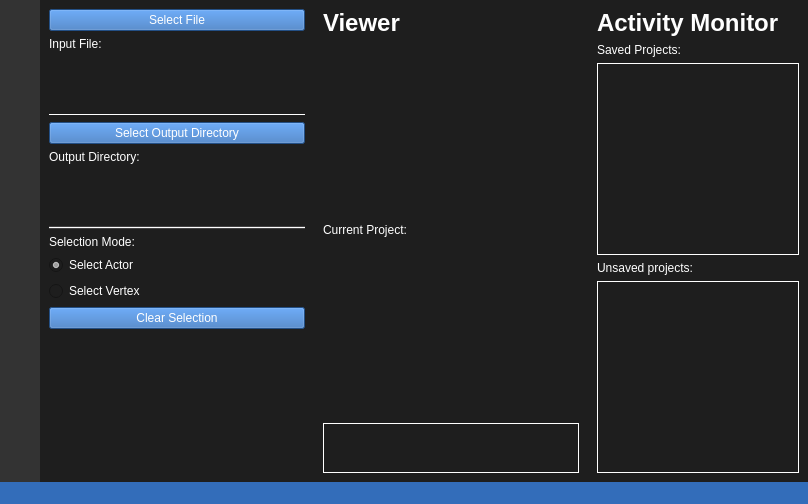
Old version of the form viewer_gui.ui in the repository danieljiang520/UMTRI_3DGUI.
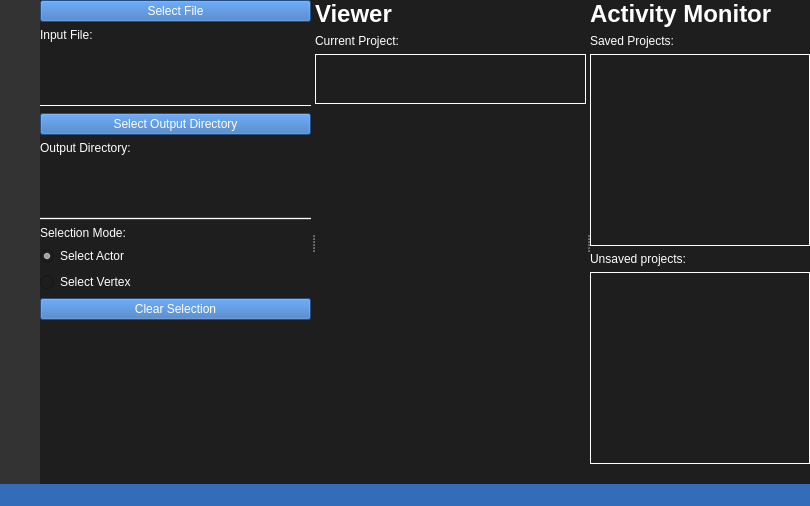
New version of the form. Icons and pictures are not drawn.

```diff
--- a/viewer_gui.ui
+++ b/viewer_gui.ui
@@ -2,6 +2,14 @@
 <ui version="4.0">
  <class>MainWindow</class>
  <widget class="QMainWindow" name="MainWindow">
+  <property name="geometry">
+   <rect>
+    <x>0</x>
+    <y>0</y>
+    <width>810</width>
+    <height>506</height>
+   </rect>
+  </property>
   <property name="font">
    <font>
     <family>Arial</family>
@@ -21,6 +29,12 @@
 </string>
   </property>
   <widget class="QWidget" name="centralwidget">
+   <property name="enabled">
+    <bool>true</bool>
+   </property>
+   <property name="layoutDirection">
+    <enum>Qt::LeftToRight</enum>
+   </property>
    <layout class="QHBoxLayout" name="horizontalLayout">
     <property name="spacing">
      <number>0</number>
@@ -38,7 +52,7 @@
      <number>0</number>
     </property>
     <item>
-     <widget class="QFrame" name="verticalFrame_menu">
+     <widget class="QWidget" name="verticalWidget_menu" native="true">
       <property name="maximumSize">
        <size>
         <width>40</width>
@@ -192,19 +206,29 @@
      </widget>
     </item>
     <item>
-     <widget class="QFrame" name="panel_left">
-      <property name="sizePolicy">
-       <sizepolicy hsizetype="Fixed" vsizetype="Preferred">
-        <horstretch>0</horstretch>
-        <verstretch>0</verstretch>
-       </sizepolicy>
+     <widget class="QSplitter" name="splitter_main">
+      <property name="orientation">
+       <enum>Qt::Horizontal</enum>
       </property>
+      <property name="opaqueResize">
+       <bool>true</bool>
+      </property>
+      <property name="childrenCollapsible">
+       <bool>true</bool>
+      </property>
+      <widget class="QWidget" name="panel_left" native="true">
       <layout class="QVBoxLayout" name="layout_left">
        <item>
         <widget class="QPushButton" name="pushButton_inputfile">
+          <property name="sizePolicy">
+           <sizepolicy hsizetype="Expanding" vsizetype="Fixed">
+            <horstretch>0</horstretch>
+            <verstretch>0</verstretch>
+           </sizepolicy>
+          </property>
          <property name="minimumSize">
           <size>
-           <width>200</width>
+            <width>0</width>
            <height>0</height>
           </size>
          </property>
@@ -237,7 +261,7 @@
        <item>
         <widget class="QTextBrowser" name="textBrowser_inputDir">
          <property name="sizePolicy">
-          <sizepolicy hsizetype="Fixed" vsizetype="Fixed">
+           <sizepolicy hsizetype="Expanding" vsizetype="Expanding">
            <horstretch>0</horstretch>
            <verstretch>0</verstretch>
           </sizepolicy>
@@ -268,6 +292,12 @@
        </item>
        <item>
         <widget class="Line" name="line_topLeft">
+          <property name="sizePolicy">
+           <sizepolicy hsizetype="Expanding" vsizetype="Fixed">
+            <horstretch>0</horstretch>
+            <verstretch>0</verstretch>
+           </sizepolicy>
+          </property>
          <property name="frameShadow">
           <enum>QFrame::Plain</enum>
          </property>
@@ -278,6 +308,12 @@
        </item>
        <item>
         <widget class="QPushButton" name="pushButton_outputDir">
+          <property name="sizePolicy">
+           <sizepolicy hsizetype="Expanding" vsizetype="Fixed">
+            <horstretch>0</horstretch>
+            <verstretch>0</verstretch>
+           </sizepolicy>
+          </property>
          <property name="styleSheet">
           <string notr="true">QPushButton::hover{
 	background-color: rgb(20, 51, 89);
@@ -304,7 +340,7 @@
        <item>
         <widget class="QTextBrowser" name="textBrowser_outputDir">
          <property name="sizePolicy">
-          <sizepolicy hsizetype="Fixed" vsizetype="Fixed">
+           <sizepolicy hsizetype="Expanding" vsizetype="Fixed">
            <horstretch>0</horstretch>
            <verstretch>0</verstretch>
           </sizepolicy>
@@ -332,6 +368,12 @@
        </item>
        <item>
         <widget class="Line" name="line_bottomLeft">
+          <property name="sizePolicy">
+           <sizepolicy hsizetype="Expanding" vsizetype="Fixed">
+            <horstretch>0</horstretch>
+            <verstretch>0</verstretch>
+           </sizepolicy>
+          </property>
          <property name="styleSheet">
           <string notr="true">background-color: rgb(68, 67, 68);</string>
          </property>
@@ -403,18 +445,8 @@
        </item>
       </layout>
      </widget>
-    </item>
-    <item>
-     <widget class="QFrame" name="panel_mid_2">
-      <layout class="QVBoxLayout" name="panel_mid">
-       <property name="topMargin">
-        <number>9</number>
-       </property>
-       <property name="rightMargin">
-        <number>9</number>
-       </property>
-       <item>
-        <layout class="QHBoxLayout" name="horizontalLayout_midTop">
+      <widget class="QWidget" name="panel_mid_2" native="true">
+       <layout class="QVBoxLayout" name="verticalLayout_2">
          <item>
           <widget class="QLabel" name="label_viewer">
            <property name="font">
@@ -443,26 +475,6 @@
           </widget>
          </item>
          <item>
-          <spacer name="horizontalSpacer">
-           <property name="orientation">
-            <enum>Qt::Horizontal</enum>
-           </property>
-           <property name="sizeHint" stdset="0">
-            <size>
-             <width>40</width>
-             <height>20</height>
-            </size>
-           </property>
-          </spacer>
-         </item>
-         <item>
-          <layout class="QGridLayout" name="gridLayout_midTop"/>
-         </item>
-        </layout>
-       </item>
-       <item>
-        <layout class="QVBoxLayout" name="verticalLayout_midMid">
-         <item>
           <widget class="QLabel" name="label_currentProject">
            <property name="text">
             <string>Current Project:</string>
@@ -498,16 +510,16 @@
            </property>
           </widget>
          </item>
-        </layout>
-       </item>
        <item>
-        <layout class="QHBoxLayout" name="horizontalLayout_midBottom"/>
+         <widget class="QSplitter" name="splitter_viewer">
+          <property name="orientation">
+           <enum>Qt::Vertical</enum>
+          </property>
+         </widget>
        </item>
       </layout>
      </widget>
-    </item>
-    <item>
-     <widget class="QFrame" name="panel_right">
+      <widget class="QWidget" name="panel_right" native="true">
       <property name="maximumSize">
        <size>
         <width>220</width>
@@ -594,6 +606,7 @@
        </item>
       </layout>
      </widget>
+     </widget>
     </item>
    </layout>
    <zorder>verticalFrame_menu</zorder>
```
Left out of the diff: 8 changed lines with no effect on the pictures. Lines whose indentation alone changed are shown as unchanged.
